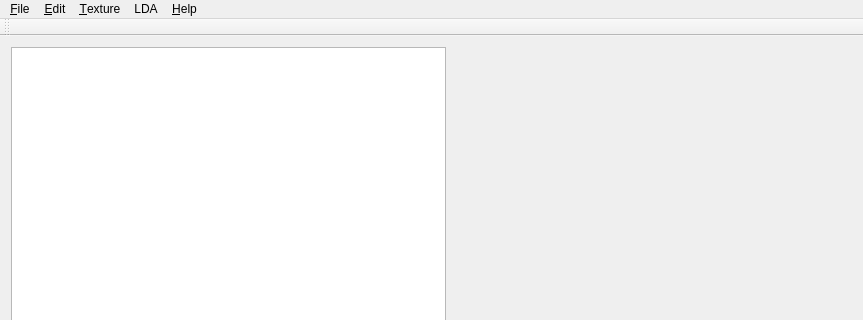
Above: mainwindow.ui from hubutui/MachineLearning before the change; both pictures show x 0 to 863 and y 0 to 320 of the 863 by 595 pixel window. Below: the same form after it.
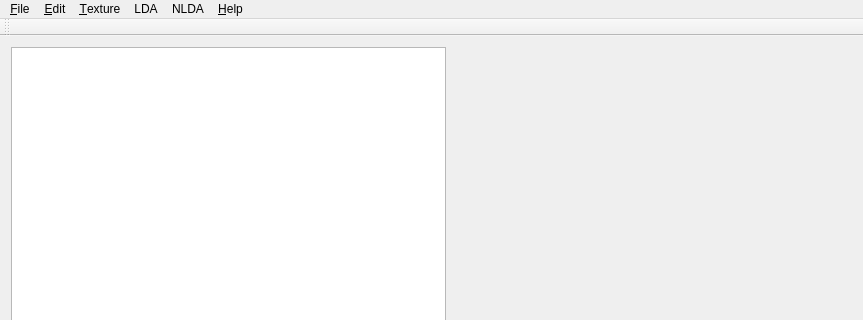
That is the form after the change. Custom widgets are drawn as their Qt base class.

Commit message: 实现了最小距离分类器

```diff
--- a/mainwindow.ui
+++ b/mainwindow.ui
@@ -84,10 +84,18 @@
     <addaction name="actionFisher"/>
     <addaction name="actionPerception"/>
    </widget>
+   <widget class="QMenu" name="menuNLDA">
+    <property name="title">
+     <string>NLDA</string>
+    </property>
+    <addaction name="actionMinimum_Distance_Classifier"/>
+    <addaction name="actionKNN"/>
+   </widget>
    <addaction name="menu_File"/>
    <addaction name="menu_Edit"/>
    <addaction name="menu_Texture"/>
    <addaction name="menuLDA"/>
+   <addaction name="menuNLDA"/>
    <addaction name="menu_Help"/>
   </widget>
   <widget class="QToolBar" name="mainToolBar">
```
Left out of the diff: 10 changed lines with no effect on the pictures. The commit also changes 2 other files.
